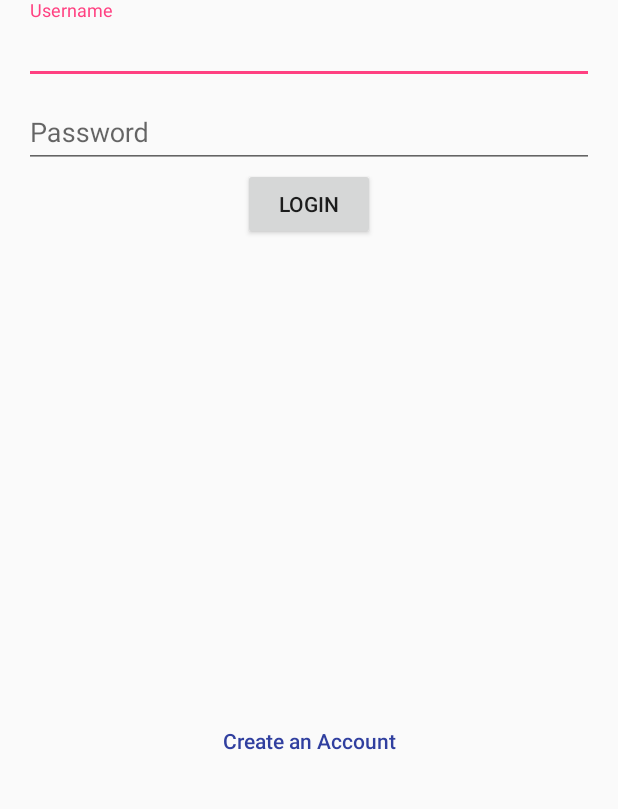
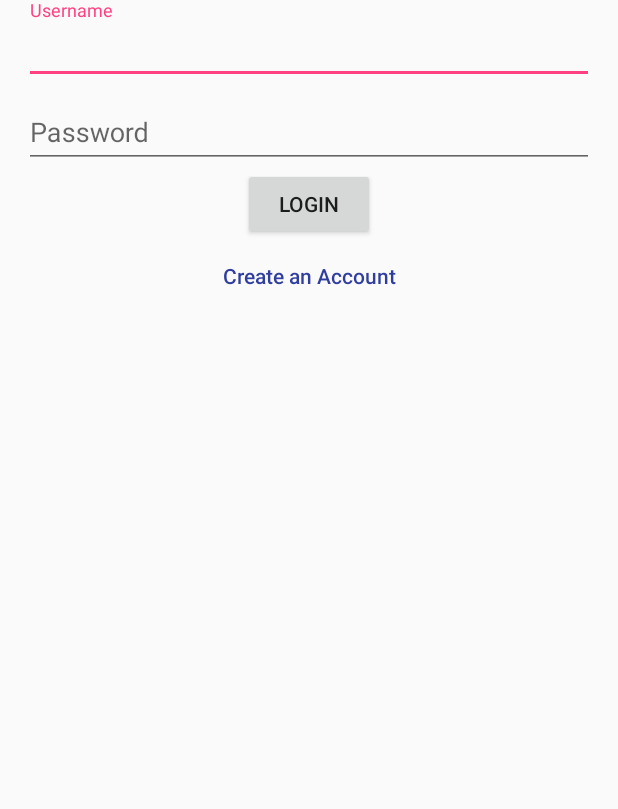
Before and after one commit to mattbdean/CS-2340, an Android app: the screen it shows after launch (LoginActivity), on a phone screen of 412 x 824 dp, the part 411-1220 px from its top. Run offline under Robolectric (Android 15) with nearby library versions, the phone set to English and light mode, and no system bars; libraries missing offline, so code that uses them is left out: com.univocity.parsers; 6 statements that could not run were skipped.

Commit message:
Enable scrolling with LoginActivity, fixes #6

```diff
--- a/app/src/main/res/layout/activity_login.xml
+++ b/app/src/main/res/layout/activity_login.xml
@@ -1,11 +1,15 @@
 <?xml version="1.0" encoding="utf-8"?>
-<android.support.constraint.ConstraintLayout xmlns:android="http://schemas.android.com/apk/res/android"
+<ScrollView xmlns:android="http://schemas.android.com/apk/res/android"
     xmlns:app="http://schemas.android.com/apk/res-auto"
     xmlns:tools="http://schemas.android.com/tools"
     android:layout_margin="@dimen/activity_border"
     android:layout_width="match_parent"
     android:layout_height="match_parent"
-    tools:context="com.github.alphabet26.ui.LoginActivity">
+    tools:context=".ui.LoginActivity">
+
+    <android.support.constraint.ConstraintLayout
+        android:layout_height="wrap_content"
+        android:layout_width="match_parent">
 
         <ImageView
             android:id="@+id/logo"
@@ -71,9 +75,10 @@
             android:layout_marginBottom="16dp"
             android:background="@android:color/transparent"
             android:text="Create an Account"
-        app:layout_constraintBottom_toBottomOf="parent"
+            app:layout_constraintTop_toBottomOf="@id/loginButton"
             app:layout_constraintEnd_toEndOf="parent"
             app:layout_constraintStart_toStartOf="parent" />
 
 
     </android.support.constraint.ConstraintLayout>
+</ScrollView>
```
Lines whose indentation alone changed are shown as unchanged.
